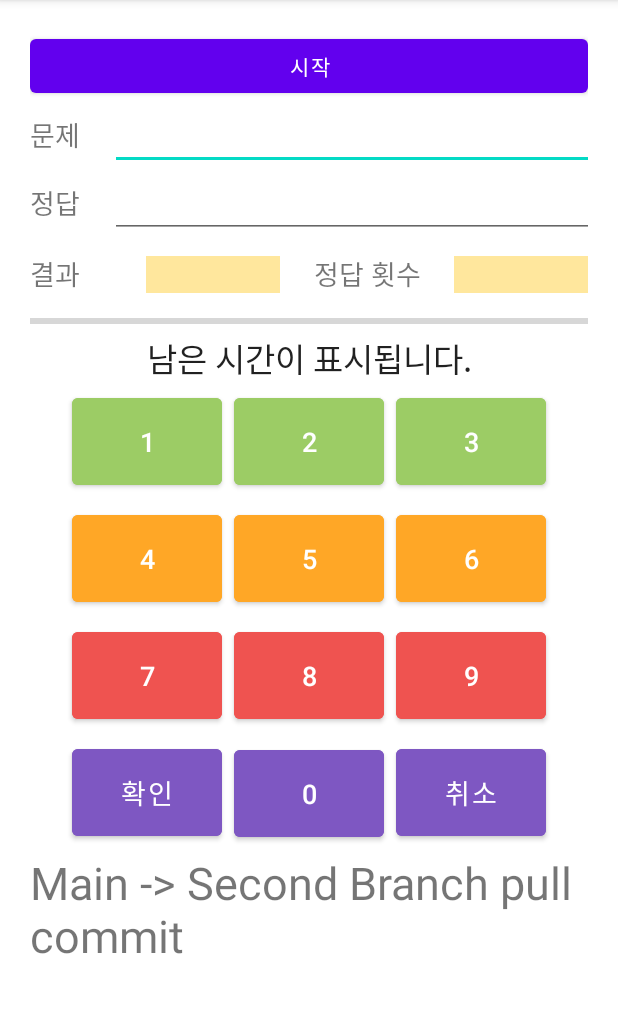
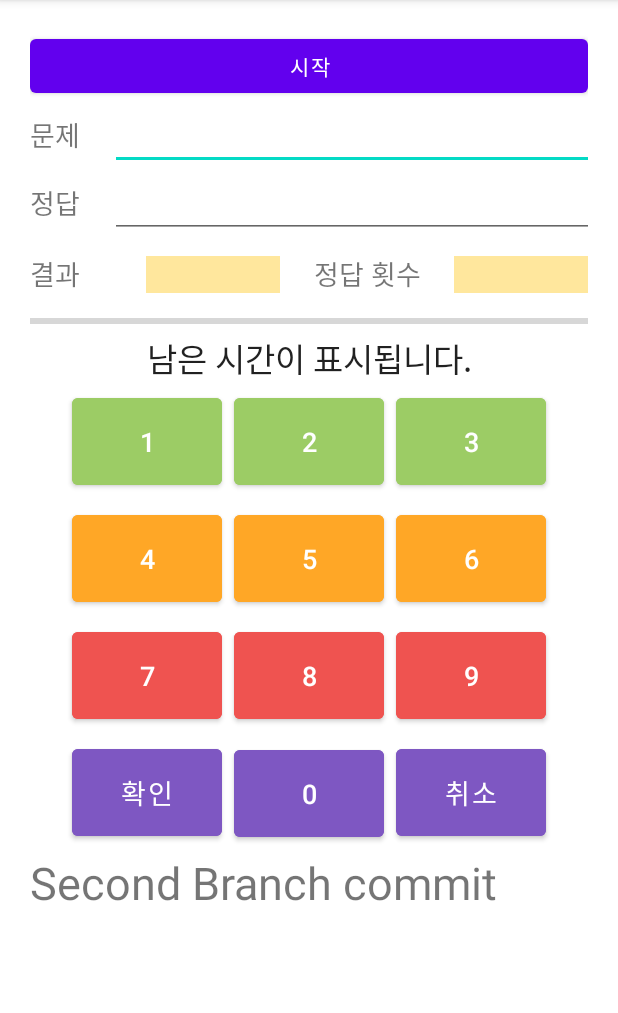
Before and after one commit to subin1004/gugudan, an Android app: the screen it shows after launch (MainActivity), on a phone screen of 412 x 824 dp, the part 84-1097 px from its top. Run offline under Robolectric (Android 15) with nearby library versions, the phone set to English and light mode, and no system bars.

Commit message:
Second Branch Commit

```diff
--- a/app/src/main/res/layout/activity_main.xml
+++ b/app/src/main/res/layout/activity_main.xml
@@ -242,5 +242,5 @@
         android:layout_width="wrap_content"
         android:layout_height="wrap_content"
         android:textSize="30sp"
-        android:text="Main -> Second Branch pull commit"/>
+        android:text="Second Branch commit"/>
 </LinearLayout>
```
